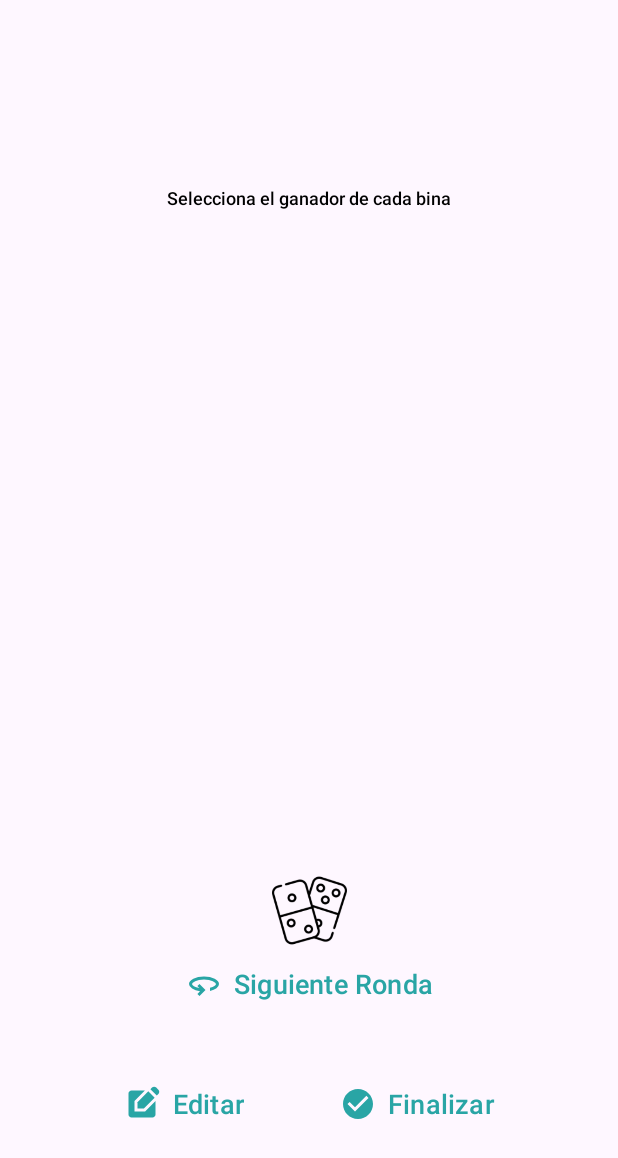
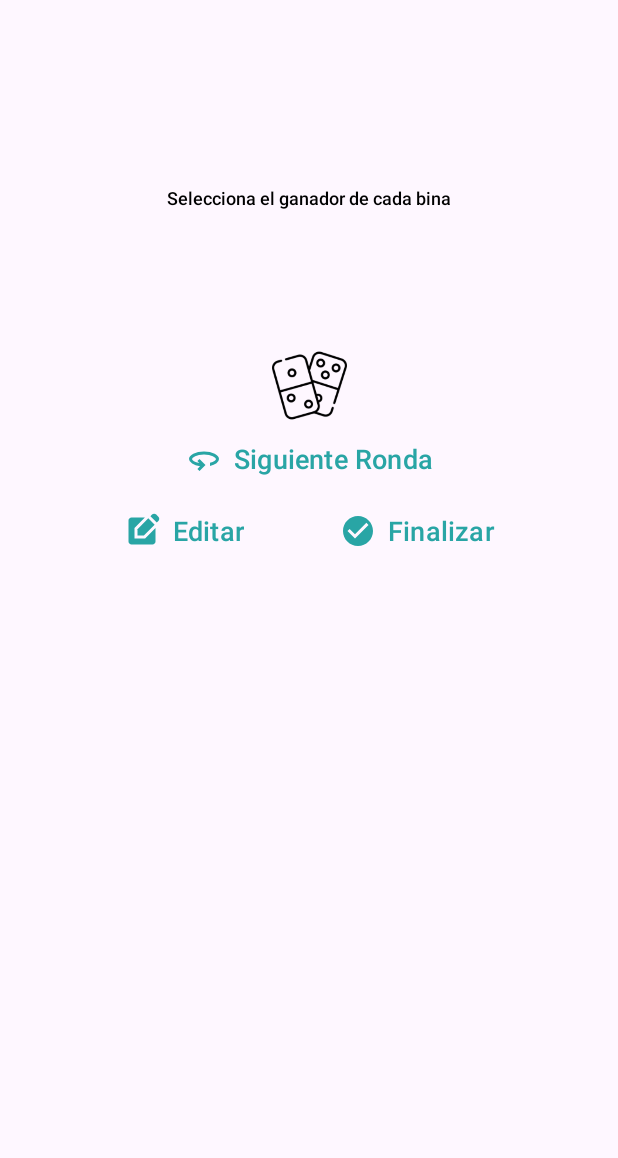
Before and after one commit to Hernandez-Luis/ordinarioBracket, an Android app: the EditActivity screen opened directly, with no data from a screen before it, after a tap on "Guardar", on a phone screen of 412 x 824 dp. Shown: the top 1158 px of the screen. Run offline under Robolectric (Android 15) with nearby library versions, the phone set to English and light mode, and no system bars; 2 statements that could not run were skipped.

Commit message:
modificacion en vistas

```diff
--- a/Bracket/app/src/main/java/com/example/bracket/EditActivity.kt
+++ b/Bracket/app/src/main/java/com/example/bracket/EditActivity.kt
@@ -7,8 +7,10 @@ import android.view.View
 import android.view.ViewGroup
 import android.widget.ArrayAdapter
 import android.widget.Button
+import android.widget.Toast
 import androidx.activity.enableEdgeToEdge
 import androidx.appcompat.app.AppCompatActivity
+import androidx.appcompat.widget.AppCompatAutoCompleteTextView
 import androidx.core.view.ViewCompat
 import androidx.core.view.WindowInsetsCompat
 import com.example.bracket.databinding.ActivityEditBinding
@@ -29,20 +31,20 @@ class EditActivity : AppCompatActivity() {
             insets
         }
 
-        val nombreTorneo = intent.getStringExtra(getString(R.string.k_nombreTorneo))
-        val tipoEliminacion = intent.getStringExtra(getString(R.string.k_tipoEliminaciono))
-        val numEquipos = intent.getStringExtra(getString(R.string.k_numEquipos))
-        val playerNames = intent.getStringArrayListExtra("playerNames") ?: arrayListOf()
-
-        binding.tieNombreTorneo.setText(nombreTorneo)
-        binding.actvTipoEliminacion.setText(tipoEliminacion, false)
-        binding.actvNumEquipos.setText(numEquipos, false)
+//        val nombreTorneo = intent.getStringExtra(getString(R.string.k_nombreTorneo))
+//        val tipoEliminacion = intent.getStringExtra(getString(R.string.k_tipoEliminaciono))
+//        val numEquipos = intent.getStringExtra(getString(R.string.k_numEquipos))
+//        val playerNames = intent.getStringArrayListExtra("playerNames") ?: arrayListOf()
+//
+//        binding.tieNombreTorneo.setText(nombreTorneo)
+//        binding.actvTipoEliminacion.setText(tipoEliminacion, false)
+//        binding.actvNumEquipos.setText(numEquipos, false)
 
         val tipoEliminacionArray = arrayOf("Directa", "Doble")
         val adapter = ArrayAdapter(this, android.R.layout.simple_spinner_dropdown_item, tipoEliminacionArray)
         binding.actvTipoEliminacion.setAdapter(adapter)
 
-        val numeroEquiposArray = arrayOf("4", "8")
+        val numeroEquiposArray = arrayOf("4", "6", "8", "10","12","14")
         val adapter2 = ArrayAdapter(this, android.R.layout.simple_spinner_dropdown_item, numeroEquiposArray)
         binding.actvNumEquipos.setAdapter(adapter2)
 
@@ -51,8 +53,8 @@ class EditActivity : AppCompatActivity() {
             addPlayerInputs(numPlayers)
         }
 
-        addPlayerInputs(playerNames.size)
-        setPlayerNames(playerNames)
+//        addPlayerInputs(playerNames.size)
+//        setPlayerNames(playerNames)
 
         val botonCancelar: Button = findViewById(R.id.cancelarTorneo)
         botonCancelar.setOnClickListener {
@@ -64,6 +66,7 @@ class EditActivity : AppCompatActivity() {
         botonGuardar.setOnClickListener {
             val intent = Intent(this, EditActivityIniciado::class.java)
             val playerNames = getPlayerNames()
+
             intent.putStringArrayListExtra("playerNames", ArrayList(playerNames))
             intent.putExtra(getString(R.string.k_nombreTorneo), binding.tieNombreTorneo.text.toString())
             startActivity(intent)
@@ -108,12 +111,11 @@ class EditActivity : AppCompatActivity() {
     }
 
     fun enviarInfo() {
-        val intent = Intent()
+        val intent = Intent(this, EditActivityIniciado::class.java) // Reemplaza DestinoActivity con la actividad a la que deseas enviar los datos
         intent.putExtra(getString(R.string.k_nombreTorneo), binding.tieNombreTorneo.text.toString())
         intent.putExtra(getString(R.string.k_tipoEliminaciono), binding.actvTipoEliminacion.text.toString())
         intent.putExtra(getString(R.string.k_numEquipos), binding.actvNumEquipos.text.toString())
 
-        setResult(RESULT_OK, intent)
-        finish()
+        startActivity(intent)
     }
 }
--- a/Bracket/app/src/main/java/com/example/bracket/EditActivityIniciado.kt
+++ b/Bracket/app/src/main/java/com/example/bracket/EditActivityIniciado.kt
@@ -1,15 +1,19 @@
 package com.example.bracket
 
+import android.annotation.SuppressLint
 import android.content.Intent
 import android.os.Bundle
 import android.view.Gravity
+import android.view.View
 import android.widget.Button
 import android.widget.LinearLayout
 import android.widget.RadioButton
 import android.widget.RadioGroup
 import android.widget.TextView
+import android.widget.Toast
 import androidx.activity.enableEdgeToEdge
 import androidx.appcompat.app.AppCompatActivity
+import androidx.appcompat.widget.AppCompatAutoCompleteTextView
 import androidx.core.view.ViewCompat
 import androidx.core.view.WindowInsetsCompat
 
@@ -17,10 +21,13 @@ class EditActivityIniciado : AppCompatActivity() {
 
     private lateinit var playerNames: ArrayList<String>
     private lateinit var bracketContainer: LinearLayout
-    private var round: Int = 0
     private var matchups: MutableList<Pair<String, String>> = mutableListOf()
     private lateinit var nombreTorneo:String
+    private lateinit var tipoEliminacion:String
+    private lateinit var numEquipos:String
 
+
+    @SuppressLint("ResourceType")
     override fun onCreate(savedInstanceState: Bundle?) {
         super.onCreate(savedInstanceState)
         setContentView(R.layout.activity_edit_iniciado)
@@ -40,8 +47,12 @@ class EditActivityIniciado : AppCompatActivity() {
         }
 
         nombreTorneo = intent.getStringExtra(getString(R.string.k_nombreTorneo)).toString()
-        val tipoEliminacion = intent.getStringExtra(getString(R.string.k_tipoEliminaciono))
-        val numEquipos = intent.getStringExtra(getString(R.string.k_numEquipos))
+        tipoEliminacion = intent.getStringExtra(getString(R.string.k_tipoEliminaciono)).toString()
+        numEquipos = intent.getStringExtra(getString(R.string.k_numEquipos)).toString()
+
+//        val mensaje = "Tipo de Eliminación: $tipoEliminacion \nNúmero de Equipos: $numEquipos"
+//        Toast.makeText(this, mensaje, Toast.LENGTH_LONG).show()
+
         playerNames = intent.getStringArrayListExtra("playerNames") ?: arrayListOf()
 
         val textViewNombreTorneo = findViewById<TextView>(R.id.textViewNombreTorneo)
@@ -77,7 +88,7 @@ class EditActivityIniciado : AppCompatActivity() {
             if (i + 1 < playerNames.size) {
                 matchups.add(Pair(playerNames[i], playerNames[i + 1]))
             } else {
-                matchups.add(Pair(playerNames[i], "BYE"))
+                matchups.add(Pair(playerNames[i], "ADIÓS :c"))
             }
         }
 
@@ -101,7 +112,7 @@ class EditActivityIniciado : AppCompatActivity() {
             }
             radioGroup.addView(radioButton1)
 
-            if (player2 != "BYE") {
+            if (player2 != "ADIÓS :c") {
                 val radioButton2 = RadioButton(this).apply {
                     text = player2
                     layoutParams = LinearLayout.LayoutParams(
@@ -118,6 +129,7 @@ class EditActivityIniciado : AppCompatActivity() {
 
     private fun siguienteRonda() {
         val nuevosGanadores = mutableListOf<String>()
+        val nuevosPerdedores = mutableListOf<String>()
         for (i in 0 until bracketContainer.childCount) {
             val view = bracketContainer.getChildAt(i)
             if (view is RadioGroup) {
@@ -125,6 +137,9 @@ class EditActivityIniciado : AppCompatActivity() {
                 if (selectedRadioButtonId != -1) {
                     val selectedRadioButton = view.findViewById<RadioButton>(selectedRadioButtonId)
                     nuevosGanadores.add(selectedRadioButton.text.toString())
+                } else {
+                    val perdedor = view.findViewById<RadioButton>(selectedRadioButtonId)
+                    nuevosPerdedores.add(perdedor.text.toString())
                 }
             }
         }
@@ -145,9 +160,16 @@ class EditActivityIniciado : AppCompatActivity() {
             }
             bracketContainer.removeAllViews()
             bracketContainer.addView(textViewGanador)
+            val btnSiguiente:Button = findViewById(R.id.buttonSiguienteRonda)
+            btnSiguiente.visibility = View.GONE
         } else {
+            // Agrega solo a los ganadores de la ronda anterior
             playerNames = ArrayList(nuevosGanadores)
             mostrarBracket()
+
+            if (tipoEliminacion == "Doble"){
+
+            }
         }
     }
 }
--- a/Bracket/app/src/main/res/layout/activity_edit.xml
+++ b/Bracket/app/src/main/res/layout/activity_edit.xml
@@ -87,7 +87,7 @@
                 android:layout_height="wrap_content"
                 android:orientation="vertical"
                 android:layout_marginTop="16dp"
-                android:layout_marginHorizontal="96dp"/>
+                android:layout_marginHorizontal="86dp"/>
         </LinearLayout>
 
         <LinearLayout
--- a/Bracket/app/src/main/res/layout/activity_edit_iniciado.xml
+++ b/Bracket/app/src/main/res/layout/activity_edit_iniciado.xml
@@ -1,8 +1,12 @@
 <?xml version="1.0" encoding="utf-8"?>
-<androidx.constraintlayout.widget.ConstraintLayout
+<ScrollView
     xmlns:android="http://schemas.android.com/apk/res/android"
     xmlns:app="http://schemas.android.com/apk/res-auto"
     xmlns:tools="http://schemas.android.com/tools"
+    android:layout_width="match_parent"
+    android:layout_height="match_parent">
+    <androidx.constraintlayout.widget.ConstraintLayout
+
         android:id="@+id/main"
         android:layout_width="match_parent"
         android:layout_height="match_parent"
@@ -52,7 +56,9 @@
             android:layout_height="50dp"
             android:src="@drawable/domino"
             android:adjustViewBounds="true"
+            android:layout_marginTop="32dp"
             android:scaleType="fitCenter"
+            app:layout_constraintTop_toBottomOf="@id/ly1v3"
             app:layout_constraintBottom_toTopOf="@+id/buttonSiguienteRonda"
             app:layout_constraintStart_toStartOf="parent"
             app:layout_constraintEnd_toEndOf="parent"/>
@@ -67,7 +73,7 @@
             android:background="@drawable/fondobtn"
             app:layout_constraintStart_toStartOf="parent"
             app:layout_constraintEnd_toEndOf="parent"
-        app:layout_constraintBottom_toTopOf="@+id/linearButton"
+            app:layout_constraintTop_toBottomOf="@id/figura_perfil"
             android:layout_marginBottom="32dp"
             android:drawableLeft="@drawable/outline_360_24"/>
         <LinearLayout
@@ -75,9 +81,9 @@
             android:layout_width="wrap_content"
             android:layout_height="wrap_content"
             android:orientation="horizontal"
-        app:layout_constraintBottom_toBottomOf="parent"
             app:layout_constraintStart_toStartOf="parent"
             app:layout_constraintEnd_toEndOf="parent"
+            app:layout_constraintTop_toBottomOf="@id/buttonSiguienteRonda"
             android:layout_marginBottom="64dp"
             >
 
@@ -117,3 +123,4 @@
 
         </LinearLayout>
     </androidx.constraintlayout.widget.ConstraintLayout>
+</ScrollView>
--- a/Bracket/app/src/main/res/values/strings.xml
+++ b/Bracket/app/src/main/res/values/strings.xml
@@ -15,6 +15,6 @@
     <string name="numero_de_equipos">Numero de equipos</string>
 
     <string name="k_nombreTorneo">key_nombreTorneo</string>
-    <string name="k_tipoEliminaciono">key_nombreTorneo</string>
-    <string name="k_numEquipos">key_nombreTorneo</string>
+    <string name="k_tipoEliminaciono">key_tipoEliminacion</string>
+    <string name="k_numEquipos">key_NumEquipos</string>
 </resources>
```
Lines whose indentation alone changed are shown as unchanged.
